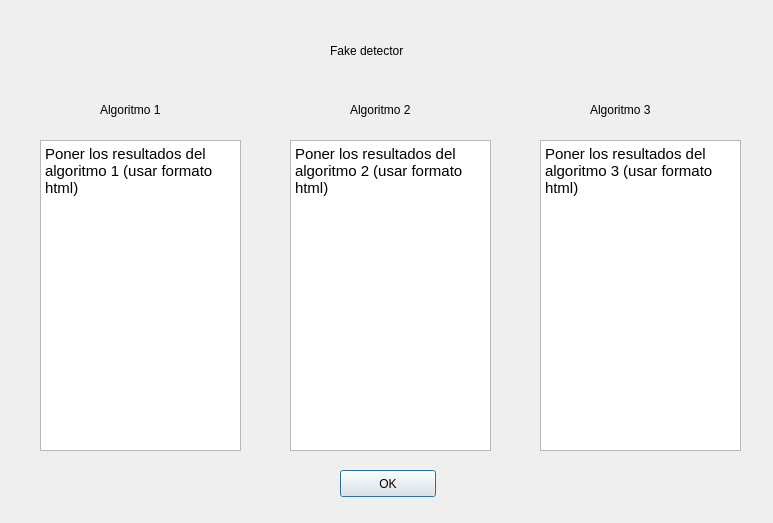
First picture: the form in JcNewsProject/fakeresults.ui, repository dev1d123/JcNews, before the edit.
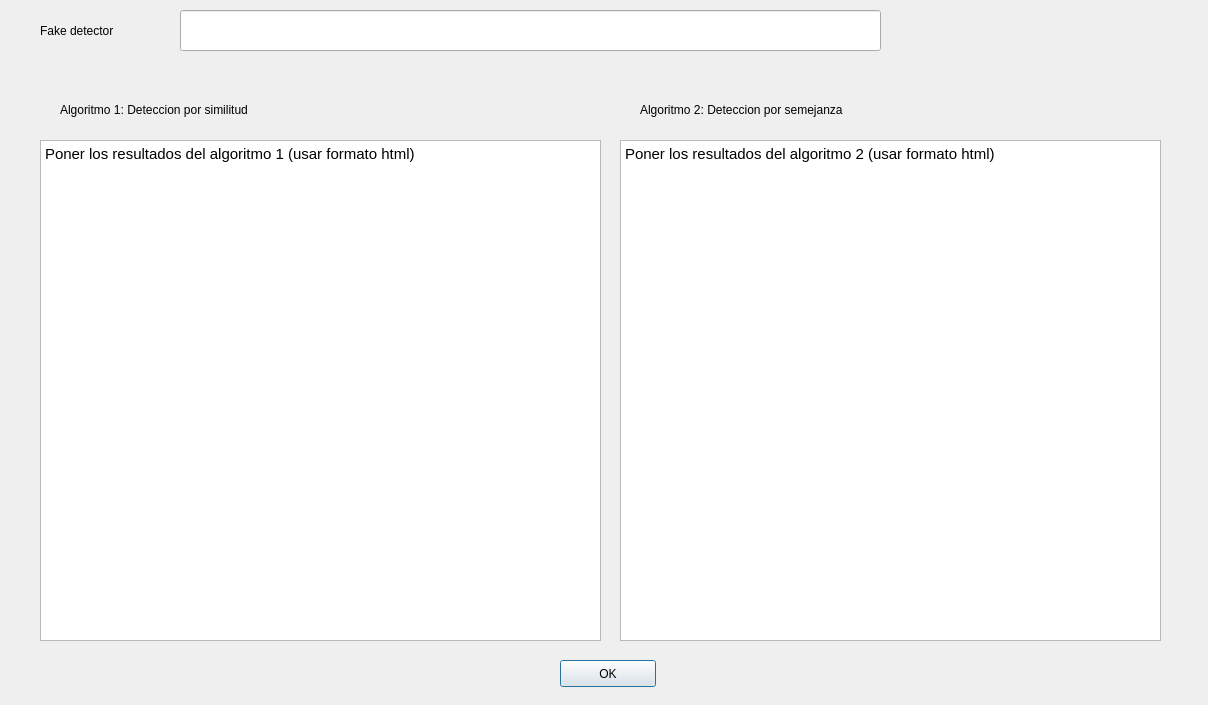
Second picture: the form after the edit.

The edit to the form file:
```diff
--- a/JcNewsProject/fakeresults.ui
+++ b/JcNewsProject/fakeresults.ui
@@ -6,8 +6,8 @@
    <rect>
     <x>0</x>
     <y>0</y>
-    <width>773</width>
-    <height>523</height>
+    <width>1208</width>
+    <height>705</height>
    </rect>
   </property>
   <property name="windowTitle">
@@ -16,8 +16,8 @@
   <widget class="QLabel" name="tituloLabel">
    <property name="geometry">
     <rect>
-     <x>330</x>
-     <y>30</y>
+     <x>40</x>
+     <y>10</y>
      <width>151</width>
      <height>41</height>
     </rect>
@@ -29,40 +29,27 @@
   <widget class="QLabel" name="algoritmo1Label">
    <property name="geometry">
     <rect>
-     <x>100</x>
+     <x>60</x>
      <y>100</y>
-     <width>91</width>
+     <width>361</width>
      <height>19</height>
     </rect>
    </property>
    <property name="text">
-    <string>Algoritmo 1</string>
+    <string>Algoritmo 1: Deteccion por similitud</string>
    </property>
   </widget>
   <widget class="QLabel" name="algoritmo2Label">
    <property name="geometry">
     <rect>
-     <x>350</x>
+     <x>640</x>
      <y>100</y>
-     <width>91</width>
+     <width>281</width>
      <height>19</height>
     </rect>
    </property>
    <property name="text">
-    <string>Algoritmo 2</string>
-   </property>
-  </widget>
-  <widget class="QLabel" name="algoritmo3Label">
-   <property name="geometry">
-    <rect>
-     <x>590</x>
-     <y>100</y>
-     <width>91</width>
-     <height>19</height>
-    </rect>
-   </property>
-   <property name="text">
-    <string>Algoritmo 3</string>
+    <string>Algoritmo 2: Deteccion por semejanza</string>
    </property>
   </widget>
   <widget class="QTextEdit" name="resultado1Text">
@@ -70,8 +57,8 @@
     <rect>
      <x>40</x>
      <y>140</y>
-     <width>201</width>
-     <height>311</height>
+     <width>561</width>
+     <height>501</height>
     </rect>
    </property>
    <property name="html">
@@ -88,10 +75,10 @@
   <widget class="QTextEdit" name="resultado2Text">
    <property name="geometry">
     <rect>
-     <x>290</x>
+     <x>620</x>
      <y>140</y>
-     <width>201</width>
-     <height>311</height>
+     <width>541</width>
+     <height>501</height>
     </rect>
    </property>
    <property name="html">
@@ -105,31 +92,11 @@
 &lt;p style=&quot; margin-top:0px; margin-bottom:0px; margin-left:0px; margin-right:0px; -qt-block-indent:0; text-indent:0px;&quot;&gt;Poner los resultados del algoritmo 2 (usar formato html)&lt;/p&gt;&lt;/body&gt;&lt;/html&gt;</string>
    </property>
   </widget>
-  <widget class="QTextEdit" name="resultado3Text">
-   <property name="geometry">
-    <rect>
-     <x>540</x>
-     <y>140</y>
-     <width>201</width>
-     <height>311</height>
-    </rect>
-   </property>
-   <property name="html">
-    <string>&lt;!DOCTYPE HTML PUBLIC &quot;-//W3C//DTD HTML 4.0//EN&quot; &quot;http://www.w3.org/TR/REC-html40/strict.dtd&quot;&gt;
-&lt;html&gt;&lt;head&gt;&lt;meta name=&quot;qrichtext&quot; content=&quot;1&quot; /&gt;&lt;meta charset=&quot;utf-8&quot; /&gt;&lt;style type=&quot;text/css&quot;&gt;
-p, li { white-space: pre-wrap; }
-hr { height: 1px; border-width: 0; }
-li.unchecked::marker { content: &quot;\2610&quot;; }
-li.checked::marker { content: &quot;\2612&quot;; }
-&lt;/style&gt;&lt;/head&gt;&lt;body style=&quot; font-family:'Adwaita Sans'; font-size:11pt; font-weight:400; font-style:normal;&quot;&gt;
-&lt;p style=&quot; margin-top:0px; margin-bottom:0px; margin-left:0px; margin-right:0px; -qt-block-indent:0; text-indent:0px;&quot;&gt;Poner los resultados del algoritmo 3 (usar formato html)&lt;/p&gt;&lt;/body&gt;&lt;/html&gt;</string>
-   </property>
-  </widget>
   <widget class="QPushButton" name="atrasButton">
    <property name="geometry">
     <rect>
-     <x>340</x>
-     <y>470</y>
+     <x>560</x>
+     <y>660</y>
      <width>96</width>
      <height>27</height>
     </rect>
@@ -138,6 +105,16 @@
     <string>OK</string>
    </property>
   </widget>
+  <widget class="QLineEdit" name="titleEdit">
+   <property name="geometry">
+    <rect>
+     <x>180</x>
+     <y>10</y>
+     <width>701</width>
+     <height>41</height>
+    </rect>
+   </property>
+  </widget>
  </widget>
  <resources/>
  <connections/>
```
